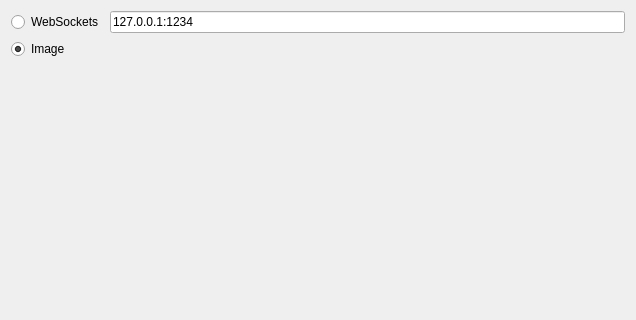
stereomatchingkiss/show_cases, file ocr_tasks/ui/widget_source_selection.ui: the form before one commit; both pictures show x 0 to 636 and y 0 to 320 of the 636 by 489 pixel window.
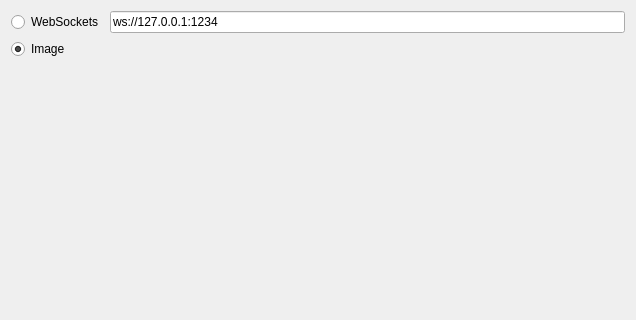
The form after the commit.

The edit to the form file:
```diff
--- a/ocr_tasks/ui/widget_source_selection.ui
+++ b/ocr_tasks/ui/widget_source_selection.ui
@@ -26,10 +26,10 @@
      <item row="0" column="1">
       <widget class="QLineEdit" name="lineEditWebSockets">
        <property name="text">
-        <string>127.0.0.1:1234</string>
+        <string>ws://127.0.0.1:1234</string>
        </property>
        <property name="placeholderText">
-        <string>127.0.0.1:1234</string>
+        <string>ws://127.0.0.1:1234</string>
        </property>
       </widget>
      </item>
```
